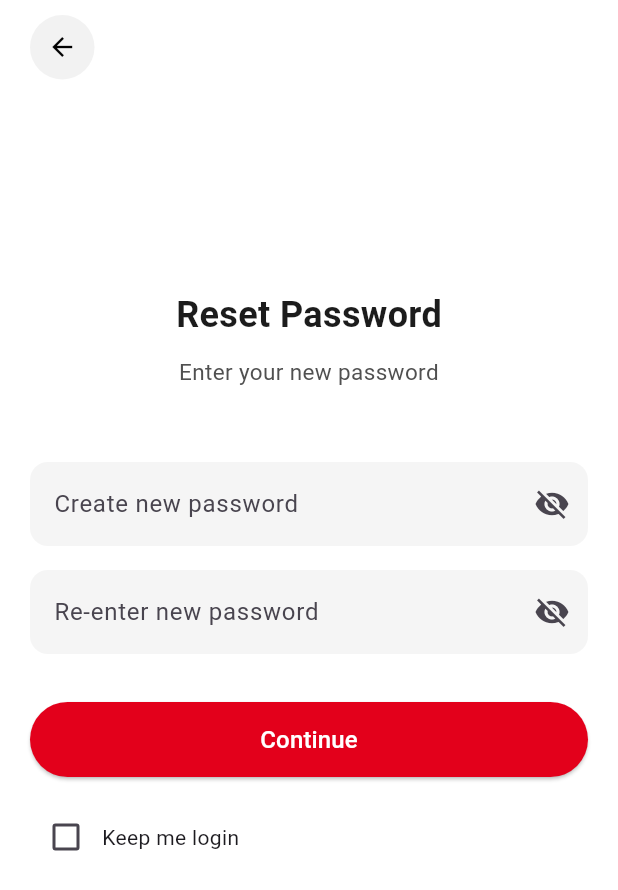
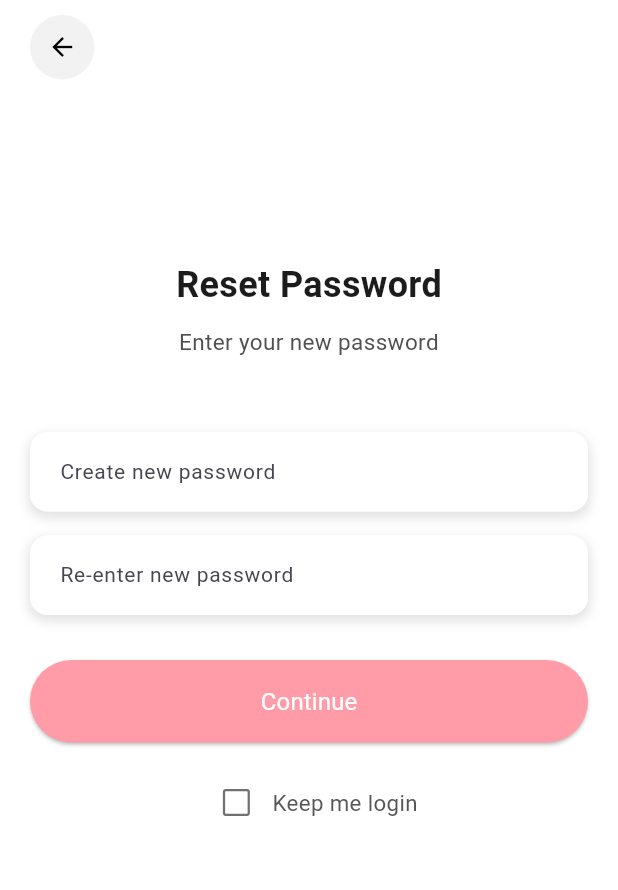
Before and after one commit to PyangGen/H-R_Ice-Cream, a Flutter app: the ResetPasswordPage screen opened directly, on a phone screen of 412 x 824 dp. Shown: the top 890 px of the screen. Run offline on Flutter 3.47's test engine with Material 3 defaults, Android fonts, the phone set to English and light mode, and no system bars; our stand-ins replace google_maps_flutter.

Commit message:
forgot password oke na

```diff
--- a/lib/client/forgot_password.dart
+++ b/lib/client/forgot_password.dart
@@ -122,7 +122,9 @@ SizedBox(
                         ? () {
                             Navigator.push(
                               context,
-              MaterialPageRoute(builder: (_) => const OTPcode()),
+                              MaterialPageRoute(
+                                builder: (_) => const OTPcode(),
+                              ),
                             );
                           }
                         : null, // disabled when hasText is false
@@ -152,8 +154,6 @@ SizedBox(
                     ),
                   ),
                 ),
-
-
               ],
             ),
           ),
@@ -288,7 +288,7 @@ class _OTPcodeState extends State<OTPcode> {
                     "Continue",
                     style: TextStyle(
                       fontSize: 17,
-                      fontWeight: FontWeight.w600,
+                      fontWeight: FontWeight.w400,
                       color: Colors.white,
                     ),
                   ),
@@ -373,10 +373,42 @@ class _ResetPasswordPageState extends State<ResetPasswordPage> {
   final TextEditingController newPasswordController = TextEditingController();
   final TextEditingController confirmPasswordController =
       TextEditingController();
+  bool get _isContinueEnabled {
+    return newPasswordController.text.isNotEmpty &&
+        confirmPasswordController.text.isNotEmpty;
+  }
 
   bool _obscureNewPassword = true;
   bool _obscureConfirmPassword = true;
   bool keepMeLoggedIn = false;
+  bool _showPasswordEyee = false;
+  bool _showConfirmPasswordEyee = false;
+
+  @override
+  void initState() {
+    super.initState();
+
+    // Listener for new password field
+    newPasswordController.addListener(() {
+      setState(() {
+        _showPasswordEyee = newPasswordController.text.isNotEmpty;
+      });
+    });
+
+    // Listener for confirm password field
+    confirmPasswordController.addListener(() {
+      setState(() {
+        _showConfirmPasswordEyee = confirmPasswordController.text.isNotEmpty;
+      });
+    });
+  }
+
+  @override
+  void dispose() {
+    newPasswordController.dispose();
+    confirmPasswordController.dispose();
+    super.dispose();
+  }
 
   @override
   Widget build(BuildContext context) {
@@ -385,7 +417,9 @@ Widget build(BuildContext context) {
       body: SafeArea(
         child: SingleChildScrollView(
           child: Padding(
-          padding: const EdgeInsets.symmetric(horizontal: 20), // 🔥 SAME AS FORGOT PAGE
+            padding: const EdgeInsets.symmetric(
+              horizontal: 20,
+            ), // 🔥 SAME AS FORGOT PAGE
             child: Column(
               crossAxisAlignment: CrossAxisAlignment.center,
               children: [
@@ -412,7 +446,7 @@ Widget build(BuildContext context) {
                   ),
                 ),
 
-              const SizedBox(height: 140), // 🔥 SAME SPACING AS FORGOT PAGE
+                const SizedBox(height: 120), // 🔥 SAME SPACING AS FORGOT PAGE
 
                 const Text(
                   "Reset Password",
@@ -428,86 +462,132 @@ Widget build(BuildContext context) {
                 const Text(
                   "Enter your new password",
                   textAlign: TextAlign.center,
-                style: TextStyle(
-                  fontSize: 15,
-                  color: Color(0xFF505050),
-                ),
+                  style: TextStyle(fontSize: 15, color: Color(0xFF505050)),
                 ),
 
                 const SizedBox(height: 50),
 
-              // New Password Field
-              TextField(
+                // create new PASSWORD
+                Container(
+                  decoration: _shadowBox(),
+                  child: TextField(
                     controller: newPasswordController,
                     obscureText: _obscureNewPassword,
+                    style: const TextStyle(fontSize: 14),
+                    cursorColor: const Color(0xFFE3001C),
+                    cursorHeight: 18,
                     decoration: InputDecoration(
                       hintText: "Create new password",
-                  suffixIcon: IconButton(
+                      hintStyle: const TextStyle(fontSize: 14),
+                      filled: true,
+                      fillColor: Colors.white,
+                      contentPadding: const EdgeInsets.symmetric(
+                        vertical: 16,
+                        horizontal: 16,
+                      ),
+                      border: OutlineInputBorder(
+                        borderRadius: BorderRadius.circular(12),
+                        borderSide: BorderSide.none,
+                      ),
+                      suffixIcon: _showPasswordEyee
+                          ? IconButton(
                               icon: Icon(
                                 _obscureNewPassword
-                          ? Icons.visibility_off
-                          : Icons.visibility,
+                                    ? Icons.visibility_off_outlined
+                                    : Icons.visibility_outlined,
+                                size: 22,
+                                color: _obscureNewPassword
+                                    ? Colors.grey
+                                    : const Color(
+                                        0xFFE3001C,
+                                      ), // red when visible
                               ),
                               onPressed: () {
                                 setState(() {
                                   _obscureNewPassword = !_obscureNewPassword;
                                 });
                               },
-                  ),
-                  filled: true,
-                  fillColor: Colors.grey[100],
-                  border: OutlineInputBorder(
-                    borderRadius: BorderRadius.circular(12),
-                    borderSide: BorderSide.none,
+                            )
+                          : null,
                     ),
                   ),
                 ),
 
                 const SizedBox(height: 16),
 
-              // Confirm Password Field
-              TextField(
+                // re-enter new PASSWORD
+                Container(
+                  decoration: _shadowBox(),
+                  child: TextField(
                     controller: confirmPasswordController,
                     obscureText: _obscureConfirmPassword,
+                    style: const TextStyle(fontSize: 14), // <<< MATCH
+                    cursorColor: const Color(0xFFE3001C),
+                    cursorHeight: 18,
                     decoration: InputDecoration(
                       hintText: "Re-enter new password",
-                  suffixIcon: IconButton(
-                    icon: Icon(
-                      _obscureConfirmPassword
-                          ? Icons.visibility_off
-                          : Icons.visibility,
+                      hintStyle: const TextStyle(fontSize: 14), // <<< MATCH
+                      filled: true,
+                      fillColor: Colors.white,
+                      contentPadding: const EdgeInsets.symmetric(
+                        vertical: 16,
+                        horizontal: 16,
                       ),
-                    onPressed: () {
-                      setState(() {
-                        _obscureConfirmPassword = !_obscureConfirmPassword;
-                      });
-                    },
-                  ),
-                  filled: true,
-                  fillColor: Colors.grey[100],
                       border: OutlineInputBorder(
                         borderRadius: BorderRadius.circular(12),
                         borderSide: BorderSide.none,
                       ),
+                      suffixIcon: _showConfirmPasswordEyee
+                          ? IconButton(
+                              icon: Icon(
+                                _obscureConfirmPassword
+                                    ? Icons.visibility_off_outlined
+                                    : Icons.visibility_outlined,
+                                size: 22,
+                                color: _obscureConfirmPassword
+                                    ? Colors.grey
+                                    : const Color(
+                                        0xFFE3001C,
+                                      ), // red when visible
+                              ),
+                              onPressed: () {
+                                setState(() {
+                                  _obscureConfirmPassword =
+                                      !_obscureConfirmPassword;
+                                });
+                              },
+                            )
+                          : null,
+                    ),
                   ),
                 ),
 
-              const SizedBox(height: 32),
+                const SizedBox(height: 30),
 
                 SizedBox(
                   width: double.infinity,
-                height: 50,
+                  height: 55,
                   child: ElevatedButton(
-                  onPressed: () {},
+                    onPressed: () {
+                      if (_isContinueEnabled) {
+                        // Your continue logic here
+                      }
+                    },
                     style: ElevatedButton.styleFrom(
-                    backgroundColor: const Color(0xFFE3001B),
+                      backgroundColor: _isContinueEnabled
+                          ? const Color(0xFFE3001B) // red when enabled
+                          : const Color(0xFFFF9CA7), // gray when disabled
                       shape: RoundedRectangleBorder(
-                      borderRadius: BorderRadius.circular(25),
+                        borderRadius: BorderRadius.circular(30),
                       ),
                     ),
                     child: const Text(
                       "Continue",
-                    style: TextStyle(fontSize: 16, color: Colors.white),
+                      style: TextStyle(
+                        fontSize: 16,
+                        fontWeight: FontWeight.w400,
+                        color: Colors.white,
+                      ),
                     ),
                   ),
                 ),
@@ -515,6 +595,8 @@ Widget build(BuildContext context) {
                 const SizedBox(height: 16),
 
                 Row(
+                  mainAxisAlignment:
+                      MainAxisAlignment.center, // centers the row
                   children: [
                     Checkbox(
                       value: keepMeLoggedIn,
@@ -523,8 +605,30 @@ Widget build(BuildContext context) {
                           keepMeLoggedIn = value!;
                         });
                       },
+                      side: const BorderSide(
+                        color: Color(0xFF717171), // border color
+                        width: 1.5, // thin border
                       ),
-                  const Text("Keep me login"),
+                      fillColor: MaterialStateProperty.resolveWith<Color>((
+                        Set<MaterialState> states,
+                      ) {
+                        if (states.contains(MaterialState.selected)) {
+                          return const Color(0xFFE3001B); // red when checked
+                        }
+                        return Colors.white; // background when unchecked
+                      }),
+                      checkColor: Colors.white, // color of the check icon
+                    ),
+                    const SizedBox(
+                      width: 0,
+                    ), // spacing between checkbox and text
+                    const Text(
+                      "Keep me login",
+                      style: TextStyle(
+                        color: Color(0xFF575757),
+                        fontSize: 14.85,
+                      ),
+                    ),
                   ],
                 ),
               ],
@@ -534,7 +638,6 @@ Widget build(BuildContext context) {
       ),
     );
   }
-
 }
 
 void main() {
@@ -545,3 +648,19 @@ void main() {
     ),
   );
 }
+
+// Shadow Box style
+BoxDecoration _shadowBox() {
+  return BoxDecoration(
+    color: Colors.white,
+    borderRadius: BorderRadius.circular(12),
+    boxShadow: [
+      BoxShadow(
+        color: Colors.grey.withOpacity(0.3),
+        spreadRadius: 1,
+        blurRadius: 6,
+        offset: const Offset(0, 3),
+      ),
+    ],
+  );
+}
```
Lines whose indentation alone changed are shown as unchanged.
